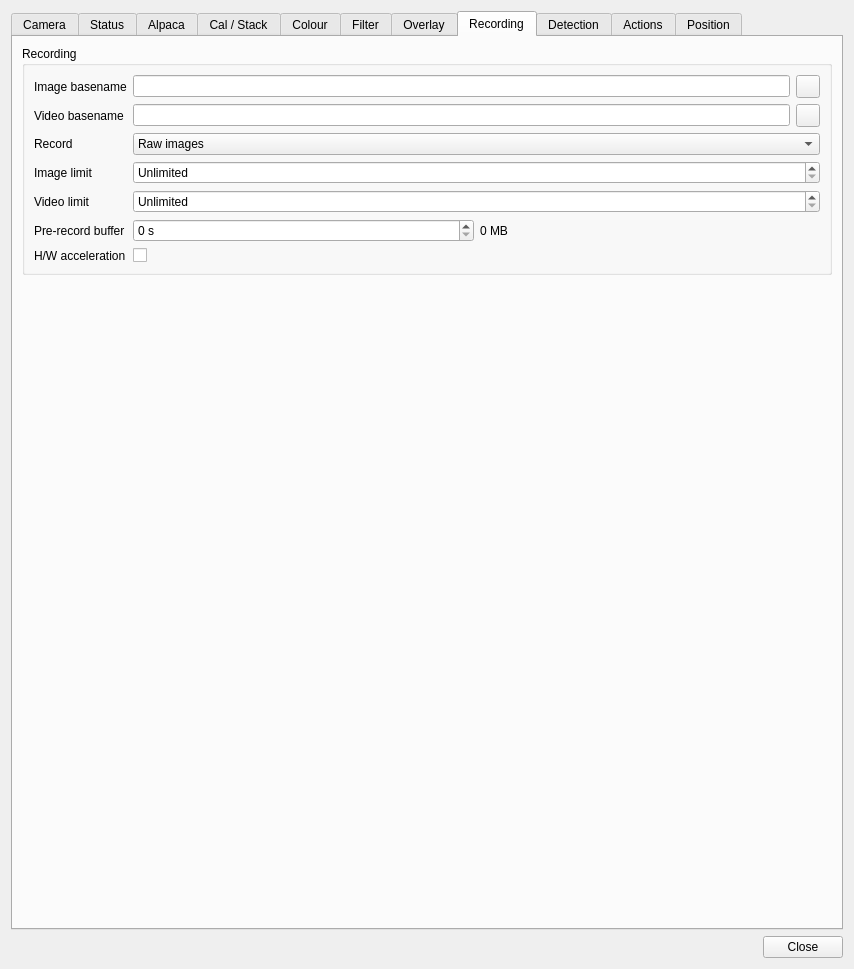
Above: plugins/feature/camera/camerasettingsdialog.ui from srcejon/sdrangel before the change. Below: the same form after it.
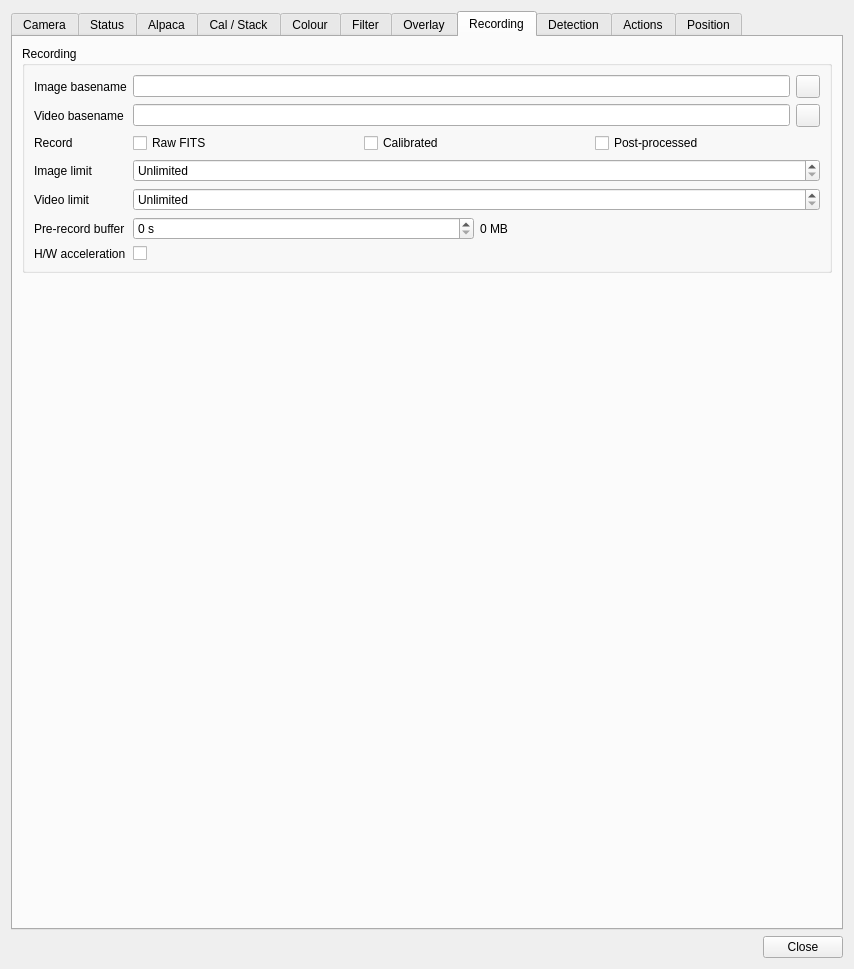
That is the form after the change. The open tabs and pages were chosen to show the change. Icons and pictures are not drawn. Custom widgets are drawn as their Qt base class.

Commit message: Add camera FITS recording outputs

Diff of the .ui file:
```diff
--- a/plugins/feature/camera/camerasettingsdialog.ui
+++ b/plugins/feature/camera/camerasettingsdialog.ui
@@ -3827,26 +3827,38 @@
            </widget>
           </item>
           <item row="2" column="1">
-           <widget class="QComboBox" name="recordModeCombo">
+           <layout class="QHBoxLayout" name="recordOutputsLayout">
+            <item>
+             <widget class="QCheckBox" name="recordRawFitsCheck">
             <property name="toolTip">
-             <string>Select whether raw, post-processed, or both image/video outputs should be saved</string>
-            </property>
-            <item>
+               <string>Save uncalibrated Bayer still images as FITS files</string>
+              </property>
              <property name="text">
-              <string>Raw images</string>
-             </property>
+               <string>Raw FITS</string>
+              </property>
+             </widget>
             </item>
             <item>
+             <widget class="QCheckBox" name="recordCalibratedMediaCheck">
+              <property name="toolTip">
+               <string>Save calibrated/debayered images and video without post-processing overlays</string>
+              </property>
              <property name="text">
-              <string>Post-processed images</string>
-             </property>
+               <string>Calibrated</string>
+              </property>
+             </widget>
             </item>
             <item>
+             <widget class="QCheckBox" name="recordPostProcessedMediaCheck">
+              <property name="toolTip">
+               <string>Save post-processed images and video with overlays</string>
+              </property>
              <property name="text">
-              <string>Both</string>
-             </property>
-            </item>
-           </widget>
+               <string>Post-processed</string>
+              </property>
+             </widget>
+            </item>
+           </layout>
           </item>
           <item row="3" column="0">
            <widget class="QLabel" name="imageRecordLimitLabel">
```
Left out of the diff: 6 changed lines with no effect on the pictures. Lines whose indentation alone changed are shown as unchanged. The commit also changes 11 other files.
